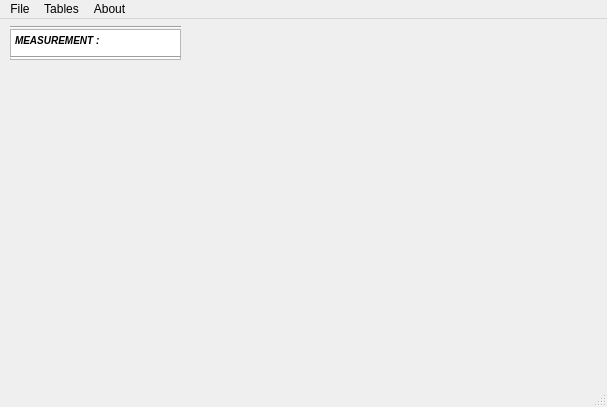
Old version of the form FFSDatabaseInterface.ui in the repository shimanskIA/FFS-Software.
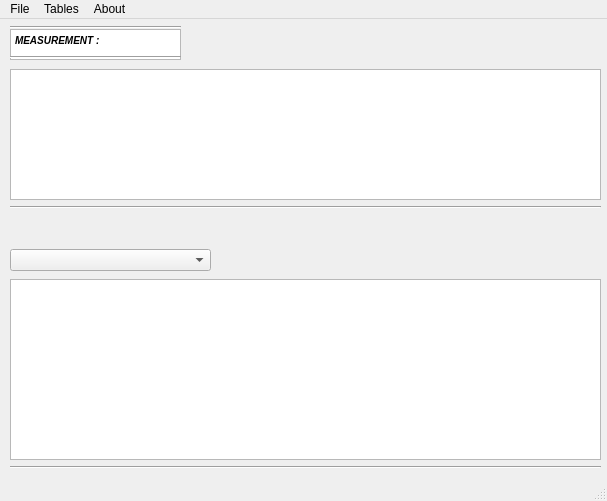
New version of the form.

Patch:
```diff
--- a/FFSDatabaseInterface.ui
+++ b/FFSDatabaseInterface.ui
@@ -7,7 +7,7 @@
     <x>0</x>
     <y>0</y>
     <width>607</width>
-    <height>407</height>
+    <height>501</height>
    </rect>
   </property>
   <property name="windowTitle">
@@ -64,6 +64,73 @@
      <enum>Qt::Horizontal</enum>
     </property>
    </widget>
+   <widget class="QTableView" name="majorTableView">
+    <property name="geometry">
+     <rect>
+      <x>10</x>
+      <y>50</y>
+      <width>591</width>
+      <height>131</height>
+     </rect>
+    </property>
+    <property name="sizePolicy">
+     <sizepolicy hsizetype="Expanding" vsizetype="Expanding">
+      <horstretch>0</horstretch>
+      <verstretch>0</verstretch>
+     </sizepolicy>
+    </property>
+    <property name="font">
+     <font>
+      <pointsize>9</pointsize>
+     </font>
+    </property>
+   </widget>
+   <widget class="Line" name="line_3">
+    <property name="geometry">
+     <rect>
+      <x>10</x>
+      <y>180</y>
+      <width>591</width>
+      <height>16</height>
+     </rect>
+    </property>
+    <property name="orientation">
+     <enum>Qt::Horizontal</enum>
+    </property>
+   </widget>
+   <widget class="QTableView" name="minorTableView">
+    <property name="geometry">
+     <rect>
+      <x>10</x>
+      <y>260</y>
+      <width>591</width>
+      <height>181</height>
+     </rect>
+    </property>
+   </widget>
+   <widget class="Line" name="line_4">
+    <property name="geometry">
+     <rect>
+      <x>10</x>
+      <y>440</y>
+      <width>591</width>
+      <height>16</height>
+     </rect>
+    </property>
+    <property name="orientation">
+     <enum>Qt::Horizontal</enum>
+    </property>
+   </widget>
+   <widget class="QComboBox" name="comboBox">
+    <property name="geometry">
+     <rect>
+      <x>10</x>
+      <y>230</y>
+      <width>201</width>
+      <height>22</height>
+     </rect>
+    </property>
+   </widget>
   </widget>
   <widget class="QMenuBar" name="menuBar">
    <property name="geometry">
```
Left out of the diff: 1 changed line with no effect on the pictures.
